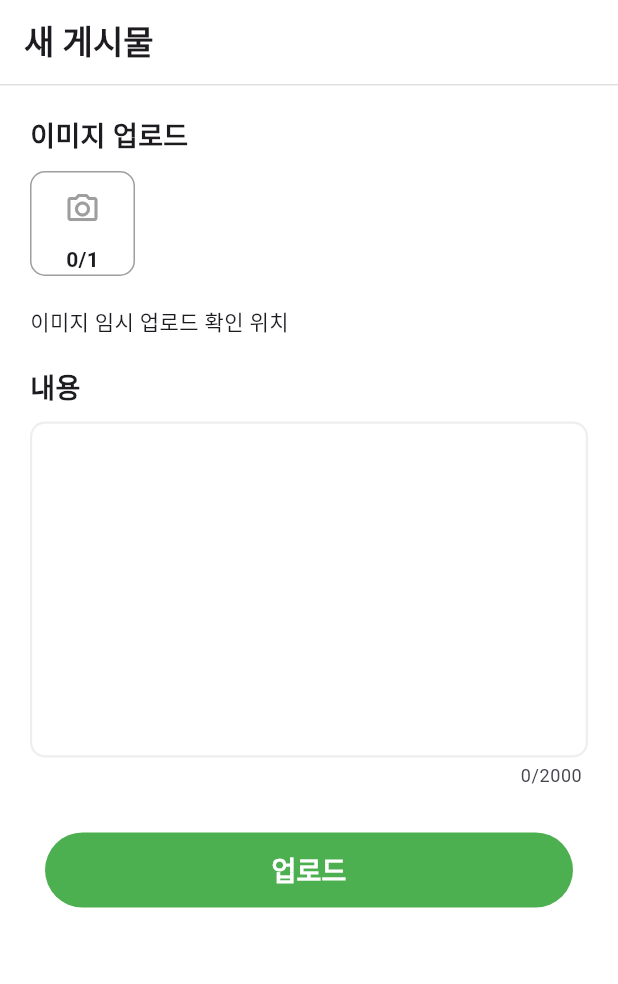
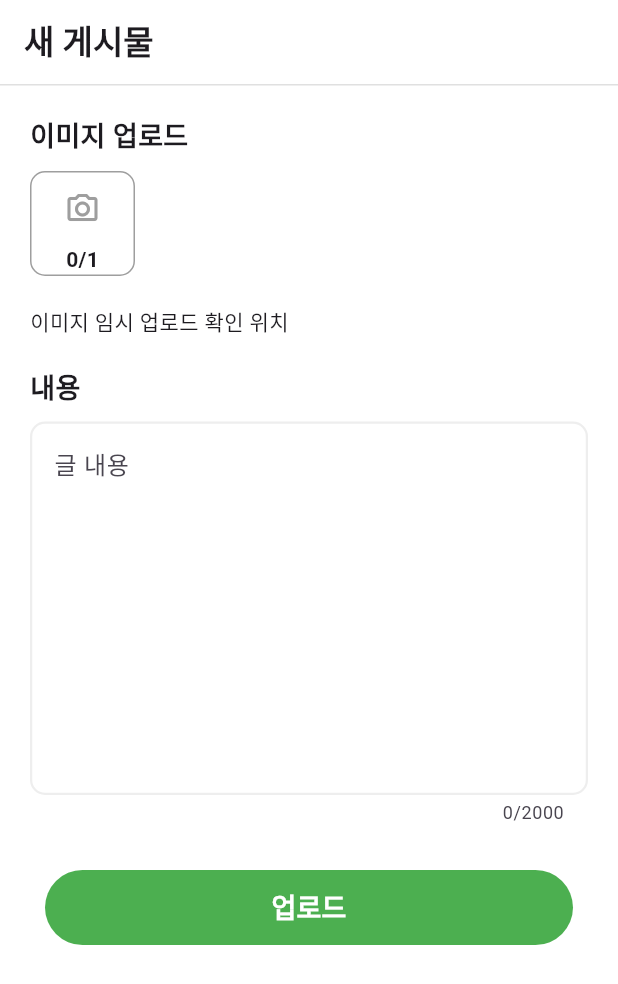
Before and after one commit to NE7K/UpStock, a Flutter app: the UploadPage screen opened directly, on a phone screen of 412 x 824 dp. Shown: the top 984 px of the screen. Run offline on Flutter 3.47's test engine with Material 3 defaults, Android fonts, the phone set to English and light mode, and no system bars; our stand-ins replace cloud_firestore, firebase_auth, firebase_core, fl_chart, shimmer, webview_flutter; accounts and stored records are empty; network calls fail.

Commit message:
Fixed upload textfield

```diff
--- a/lib/upload/upload.dart
+++ b/lib/upload/upload.dart
@@ -121,22 +121,29 @@ class _UploadPageState extends State<UploadPage> {
 
               SizedBox( height: 10 ),
 
-              SizedBox(
-                width: double.infinity,
-                child: TextField(
+              TextField(
                 controller: userContext,
                 maxLength: 2000,
+                // null 값 주면 야매로 텍스트 필드 넓힐 수 있음 개꿀 ㅋㅋㅋㅋㅋㅋㅋ
+                maxLines: null,
                 textAlign: TextAlign.start,
                 decoration: InputDecoration(
-                    // hintText: '글 내용',
+                  // 텍스트 필드 크기 키우기
+                  hintText: '''글 내용
+
+
+
+
+
+
+
+                  ''',
                   // 글 내용이라서 수직줘서 크기 키움
                   labelStyle: TextStyle(
                     color: Colors.grey,
                     fontSize: 14,
                     fontWeight: FontWeight.w400,
                   ),
-                    contentPadding: EdgeInsets.symmetric( vertical: 100 ),
-
                     // 누르지 않았을 때
                     enabledBorder: OutlineInputBorder(
                       borderSide: BorderSide( color: Colors.grey.shade200, width: 1.5 ),
@@ -146,8 +153,6 @@ class _UploadPageState extends State<UploadPage> {
                     focusedBorder: OutlineInputBorder(
                       borderSide: BorderSide( color: Colors.grey.shade200, width: 1.5 ),
                       borderRadius: BorderRadius.circular(10)
-                      ),
-
                     ),
                 ),
               ),
```
Lines whose indentation alone changed are shown as unchanged.
